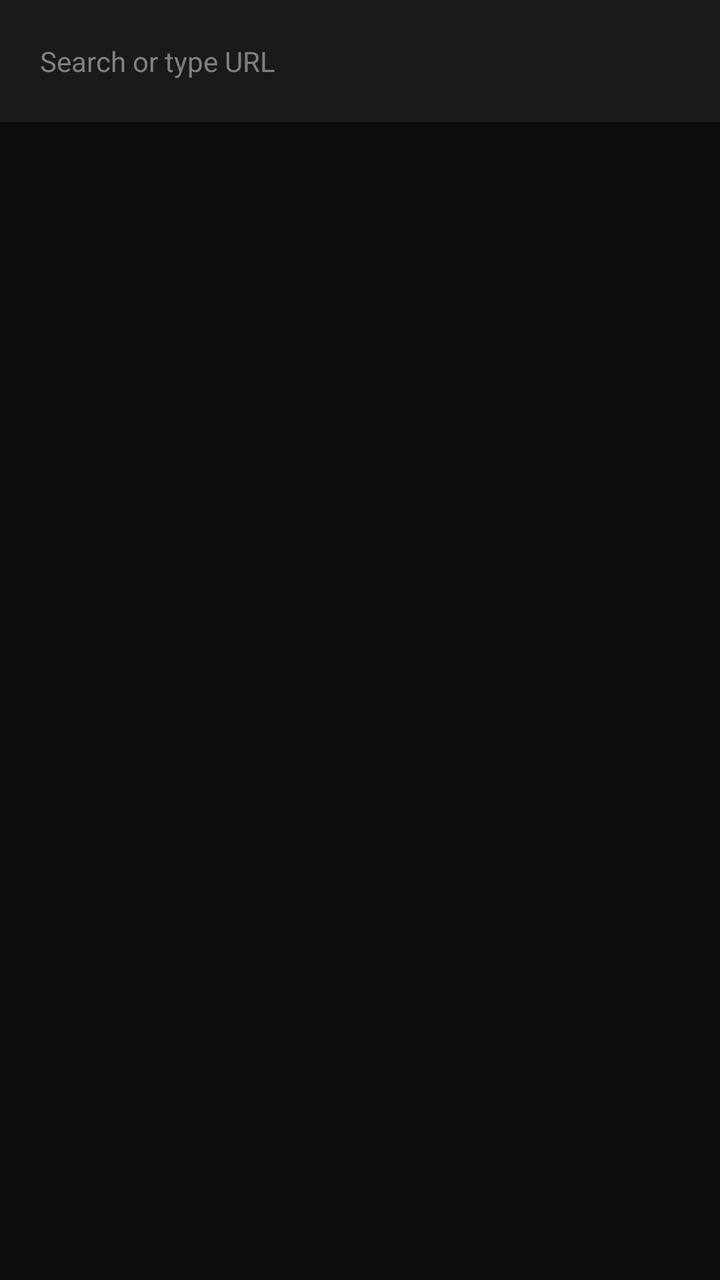
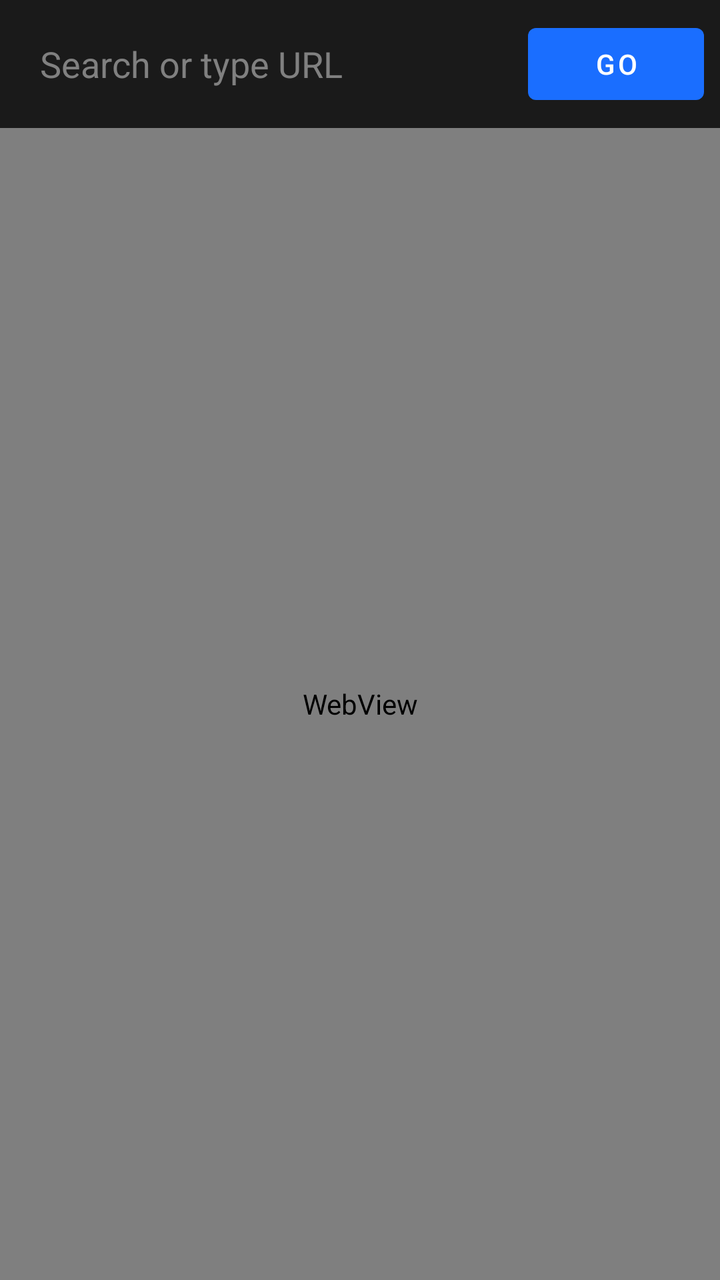

Screens rendered from an Android XML layout before and after an edit, with the pre-edit source and the edit as a unified diff.
<!-- AndroidManifest.xml: application theme Theme.PrivaBrowser -->
<!-- res/layout/activity_main.xml -->
<?xml version="1.0" encoding="utf-8"?>
<RelativeLayout xmlns:android="http://schemas.android.com/apk/res/android"
    android:layout_width="match_parent"
    android:layout_height="match_parent"
    android:background="#0D0D0D">

    
    <LinearLayout
        android:id="@+id/urlBarLayout"
        android:layout_width="match_parent"
        android:layout_height="wrap_content"
        android:orientation="horizontal"
        android:padding="8dp"
        android:background="#1A1A1A"
        android:gravity="center_vertical">

        <EditText
            android:id="@+id/urlEditText"
            android:layout_width="0dp"
            android:layout_height="45dp"
            android:layout_weight="1"
            android:background="@android:color/transparent"
            android:hint="Search or type URL"
            android:textColorHint="#808080"
            android:textColor="#FFFFFF"
            android:paddingStart="12dp"
            android:paddingEnd="12dp"
            android:imeOptions="actionGo"
            android:inputType="textUri"
            android:textSize="14sp" />

        <ImageButton
            android:id="@+id/btnDownload"
            android:layout_width="40dp"
            android:layout_height="40dp"
            android:background="?attr/selectableItemBackgroundBorderless"
            android:src="@android:drawable/stat_sys_download"
            android:visibility="gone"
            android:contentDescription="Download Video" />

    </LinearLayout>

    
    <FrameLayout
        android:id="@+id/webViewContainer"
        android:layout_width="match_parent"
        android:layout_height="match_parent"
        android:layout_below="@id/urlBarLayout" />

    
    <ProgressBar
        android:id="@+id/progressBar"
        style="?android:attr/progressBarStyleHorizontal"
        android:layout_width="match_parent"
        android:layout_height="3dp"
        android:layout_below="@id/urlBarLayout"
        android:progressDrawable="@android:color/holo_blue_light"
        android:visibility="gone" />

</RelativeLayout>
<!-- resources referenced by this layout -->
<resources>
  <style name="Theme.PrivaBrowser" parent="Theme.MaterialComponents.DayNight.NoActionBar">
          <item name="colorPrimary">#1A6EFF</item>
          <item name="colorPrimaryVariant">#0052CC</item>
          <item name="colorOnPrimary">#FFFFFF</item>
          <item name="colorSurface">#1E1E1E</item>
          <item name="android:windowBackground">#121212</item>
          <item name="android:statusBarColor">#0D0D0D</item>
          <item name="android:navigationBarColor">#1E1E1E</item>
      </style>
</resources>

<!-- the commit's change to res/layout/activity_main.xml (unified diff, before → after) -->
@@ -4,7 +4,6 @@
     android:layout_height="match_parent"
     android:background="#0D0D0D">
 
-    
     <LinearLayout
         android:id="@+id/urlBarLayout"
         android:layout_width="match_parent"
@@ -15,46 +14,28 @@
         android:gravity="center_vertical">
 
         <EditText
-            android:id="@+id/urlEditText"
+            android:id="@+id/urlBar"
             android:layout_width="0dp"
             android:layout_height="45dp"
             android:layout_weight="1"
-            android:background="@android:color/transparent"
             android:hint="Search or type URL"
             android:textColorHint="#808080"
             android:textColor="#FFFFFF"
+            android:background="@android:color/transparent"
             android:paddingStart="12dp"
-            android:paddingEnd="12dp"
             android:imeOptions="actionGo"
-            android:inputType="textUri"
-            android:textSize="14sp" />
+            android:inputType="textUri" />
 
-        <ImageButton
-            android:id="@+id/btnDownload"
-            android:layout_width="40dp"
-            android:layout_height="40dp"
-            android:background="?attr/selectableItemBackgroundBorderless"
-            android:src="@android:drawable/stat_sys_download"
-            android:visibility="gone"
-            android:contentDescription="Download Video" />
-
+        <Button
+            android:id="@+id/btnGo"
+            android:layout_width="wrap_content"
+            android:layout_height="wrap_content"
+            android:text="GO" />
     </LinearLayout>
 
-    
-    <FrameLayout
-        android:id="@+id/webViewContainer"
+    <WebView
+        android:id="@+id/webView"
         android:layout_width="match_parent"
         android:layout_height="match_parent"
         android:layout_below="@id/urlBarLayout" />
-
-    
-    <ProgressBar
-        android:id="@+id/progressBar"
-        style="?android:attr/progressBarStyleHorizontal"
-        android:layout_width="match_parent"
-        android:layout_height="3dp"
-        android:layout_below="@id/urlBarLayout"
-        android:progressDrawable="@android:color/holo_blue_light"
-        android:visibility="gone" />
-
 </RelativeLayout>
